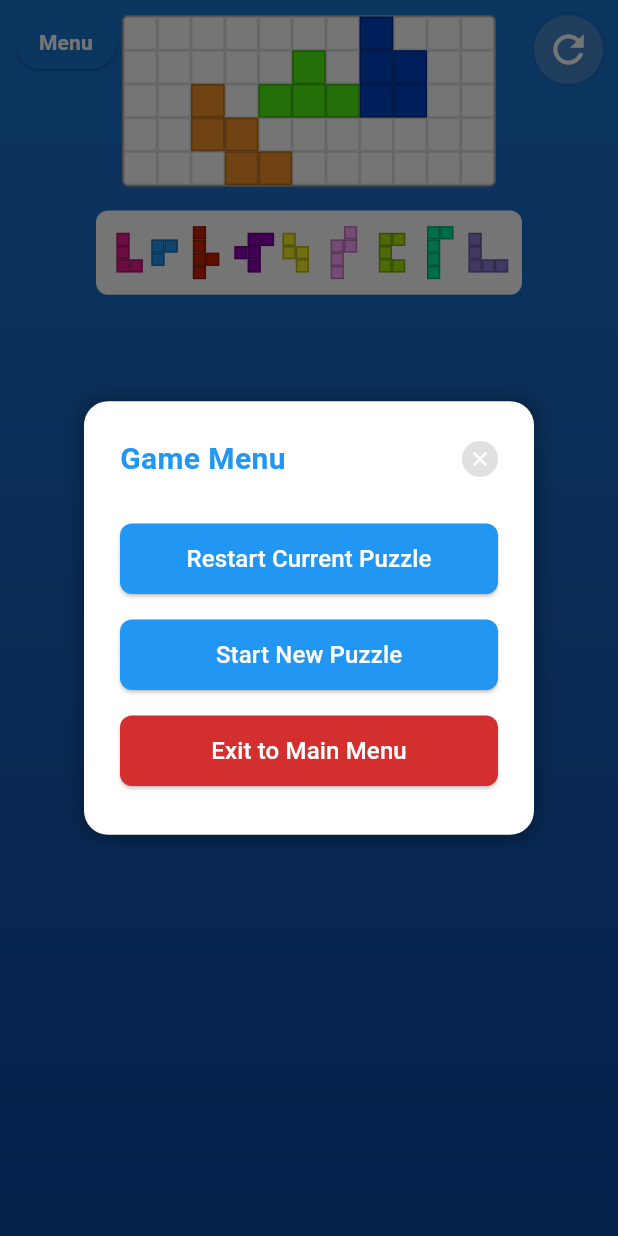
After one commit to danieltrundlewtut/chockablock, a Flutter app: the GameScreen screen opened directly, after a tap on "Menu", on a phone screen of 412 x 824 dp. The commit adds this screen. Run offline on Flutter 3.47's test engine with Material 3 defaults, Android fonts, the light colour scheme and no system bars.

Commit message:
Added functioning in-game menu, restructured files

```diff
--- a/lib/screens/menu/main_menu_screen.dart
+++ b/lib/screens/menu/main_menu_screen.dart
@@ -1,8 +1,8 @@
 import 'package:flutter/material.dart';
 import 'package:flutter/services.dart';
 import '../../transitions/menu_transitions.dart';
-import '../../widgets/loading_widget.dart';
-import '../../widgets/setup_menu_widget.dart';
+import '../../widgets/misc/loading_widget.dart';
+import '../../widgets/subMenus/setup_menu_widget.dart';
 import '../game_screen_classic.dart';
 import 'options_menu.dart';
 import 'help_menu.dart';
--- /dev/null
+++ b/lib/widgets/buttons/in_game_menu_button_widget.dart
@@ -0,0 +1,36 @@
+import 'package:flutter/material.dart';
+
+class GameMenuButton extends StatelessWidget {
+  final VoidCallback onPressed;
+
+  const GameMenuButton({
+    super.key,
+    required this.onPressed,
+  });
+
+  @override
+  Widget build(BuildContext context) {
+    return Positioned(
+      top: 10,
+      left: 10,
+      child: SizedBox(
+        height: 36,
+        child: ElevatedButton(
+          onPressed: onPressed,
+          style: ElevatedButton.styleFrom(
+            backgroundColor: Colors.blue.shade700,
+            foregroundColor: Colors.white,
+            shape: RoundedRectangleBorder(
+              borderRadius: BorderRadius.circular(18),
+            ),
+            padding: const EdgeInsets.symmetric(horizontal: 16),
+          ),
+          child: const Text(
+            'Menu',
+            style: TextStyle(fontSize: 14, fontWeight: FontWeight.bold),
+          ),
+        ),
+      ),
+    );
+  }
+}
--- /dev/null
+++ b/lib/widgets/subMenus/in_game_menu_widget.dart
@@ -0,0 +1,189 @@
+import 'package:flutter/material.dart';
+import '../../screens/menu/main_menu_screen.dart';
+
+class GameMenu extends StatefulWidget {
+  final VoidCallback onRestartPuzzle;
+  final VoidCallback onSetupGame;
+
+  const GameMenu({
+    super.key,
+    required this.onRestartPuzzle,
+    required this.onSetupGame,
+  });
+
+  @override
+  State<GameMenu> createState() => _GameMenuState();
+}
+
+class _GameMenuState extends State<GameMenu> with SingleTickerProviderStateMixin {
+  late AnimationController _controller;
+  late Animation<double> _scaleAnimation;
+
+  @override
+  void initState() {
+    super.initState();
+    _controller = AnimationController(
+      duration: const Duration(milliseconds: 500),
+      vsync: this,
+    );
+
+    _scaleAnimation = CurvedAnimation(
+      parent: _controller,
+      curve: Curves.easeOutBack,
+    );
+
+    _controller.forward();
+  }
+
+  @override
+  void dispose() {
+    _controller.dispose();
+    super.dispose();
+  }
+
+  void _showExitConfirmation() {
+    showDialog(
+      context: context,
+      builder: (BuildContext context) {
+        return AlertDialog(
+          title: const Text("Exit Game"),
+          content: const Text("Are you sure you want to exit? Your current game progress will be lost."),
+          shape: RoundedRectangleBorder(
+            borderRadius: BorderRadius.circular(16),
+          ),
+          actions: [
+            TextButton(
+              onPressed: () => Navigator.of(context).pop(),
+              child: const Text("Cancel"),
+            ),
+            ElevatedButton(
+              onPressed: () {
+                Navigator.of(context).pop(); // Close confirmation dialog
+                Navigator.of(context).pop(); // Close menu dialog
+                Navigator.of(context).pushReplacement(
+                  MaterialPageRoute(
+                    builder: (context) => const MainMenuScreen(),
+                  ),
+                );
+              },
+              style: ElevatedButton.styleFrom(
+                backgroundColor: Colors.red,
+                foregroundColor: Colors.white,
+              ),
+              child: const Text("Exit"),
+            ),
+          ],
+        );
+      },
+    );
+  }
+
+  @override
+  Widget build(BuildContext context) {
+    return Dialog(
+      backgroundColor: Colors.transparent,
+      elevation: 0,
+      child: ScaleTransition(
+        scale: _scaleAnimation,
+        child: Container(
+          width: 300,
+          padding: const EdgeInsets.all(24),
+          decoration: BoxDecoration(
+            color: Colors.white,
+            borderRadius: BorderRadius.circular(16),
+            boxShadow: [
+              BoxShadow(
+                color: Colors.black.withOpacity(0.3),
+                blurRadius: 10,
+                spreadRadius: 2,
+              ),
+            ],
+          ),
+          child: Column(
+            mainAxisSize: MainAxisSize.min,
+            crossAxisAlignment: CrossAxisAlignment.start,
+            children: [
+              // Header with close button
+              Row(
+                mainAxisAlignment: MainAxisAlignment.spaceBetween,
+                children: [
+                  const Text(
+                    'Game Menu',
+                    style: TextStyle(
+                      fontSize: 20,
+                      fontWeight: FontWeight.bold,
+                      color: Colors.blue,
+                    ),
+                  ),
+                  GestureDetector(
+                    onTap: () => Navigator.of(context).pop(),
+                    child: Container(
+                      width: 24,
+                      height: 24,
+                      decoration: BoxDecoration(
+                        color: Colors.grey.shade300,
+                        borderRadius: BorderRadius.circular(12),
+                      ),
+                      child: const Icon(
+                        Icons.close,
+                        size: 16,
+                        color: Colors.white,
+                      ),
+                    ),
+                  ),
+                ],
+              ),
+              const SizedBox(height: 20),
+              // Menu buttons
+              _buildMenuButton(
+                'Restart Current Puzzle',
+                    () {
+                  Navigator.of(context).pop();
+                  widget.onRestartPuzzle();
+                },
+                Colors.blue,
+              ),
+              _buildMenuButton(
+                'Start New Puzzle',
+                    () {
+                  Navigator.of(context).pop();
+                  widget.onSetupGame();
+                },
+                Colors.blue,
+              ),
+              _buildMenuButton(
+                'Exit to Main Menu',
+                _showExitConfirmation,
+                Colors.red.shade700,
+              ),
+            ],
+          ),
+        ),
+      ),
+    );
+  }
+
+  Widget _buildMenuButton(String text, VoidCallback onPressed, Color buttonColor) {
+    return Padding(
+      padding: const EdgeInsets.symmetric(vertical: 8),
+      child: SizedBox(
+        width: double.infinity,
+        child: ElevatedButton(
+          onPressed: onPressed,
+          style: ElevatedButton.styleFrom(
+            backgroundColor: buttonColor,
+            foregroundColor: Colors.white,
+            padding: const EdgeInsets.symmetric(vertical: 12),
+            shape: RoundedRectangleBorder(
+              borderRadius: BorderRadius.circular(8),
+            ),
+          ),
+          child: Text(
+            text,
+            style: const TextStyle(fontSize: 16),
+          ),
+        ),
+      ),
+    );
+  }
+}
--- a/lib/widgets/win_menu_widget.dart
+++ b/lib/widgets/subMenus/win_menu_widget.dart
@@ -1,5 +1,5 @@
 import 'package:flutter/material.dart';
-import '../screens/menu/main_menu_screen.dart';
+import '../../screens/menu/main_menu_screen.dart';
 
 class WinMenu extends StatefulWidget {
   final VoidCallback onNewGame;
```
Also changed, not shown: lib/screens/game_screen_classic.dart (+62 -14 lines), lib/widgets/subMenus/setup_menu_widget.dart (renamed from lib/widgets/setup_menu_widget.dart, +4 -4 lines), lib/widgets/buttons/restart_button_widget.dart (renamed from lib/widgets/restartbutton_widget.dart), lib/widgets/misc/loading_widget.dart (renamed from lib/widgets/loading_widget.dart).
